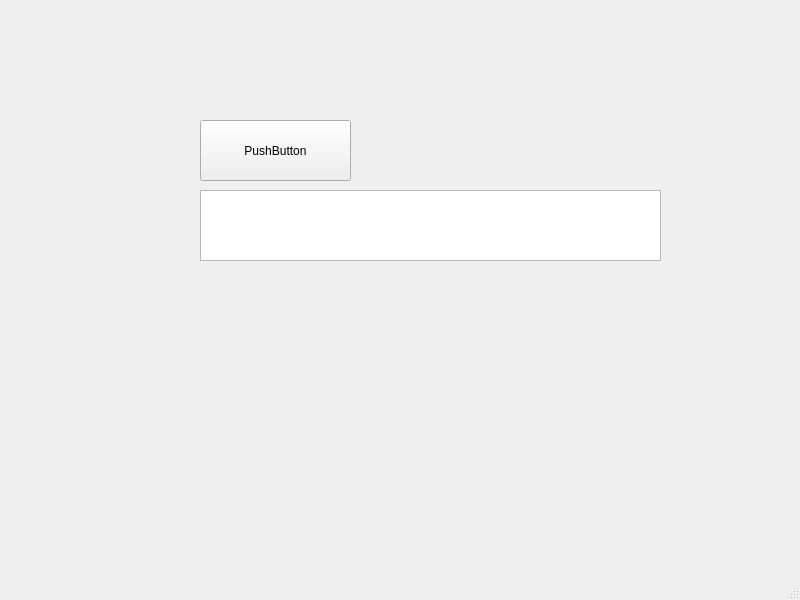
Pfannex/CMC-104_Mapper, file Qt_GUI/frm_main.ui: the form before one commit.
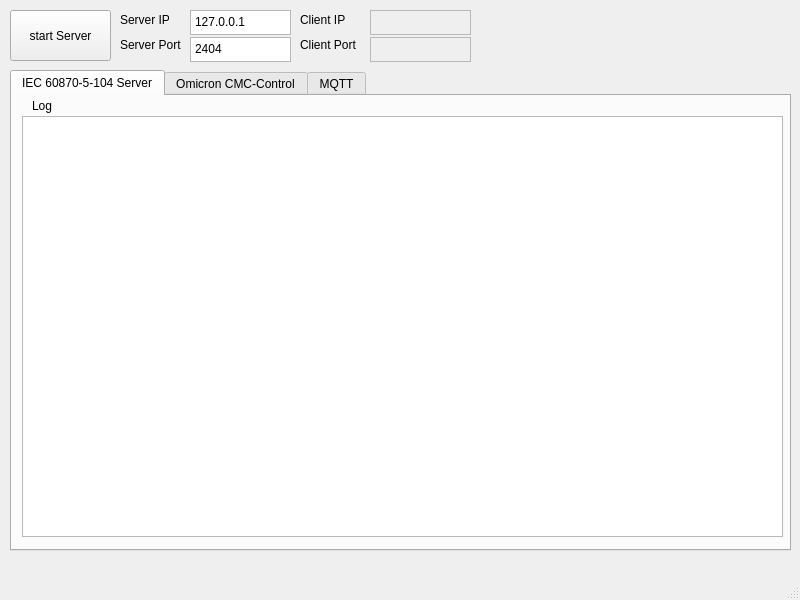
The form after the commit. Icons and pictures are not drawn.

Commit message: Server with GUI working

```diff
--- a/Qt_GUI/frm_main.ui
+++ b/Qt_GUI/frm_main.ui
@@ -17,25 +17,230 @@
    <widget class="QPushButton" name="bu_firstButton">
     <property name="geometry">
      <rect>
-      <x>200</x>
-      <y>120</y>
-      <width>151</width>
-      <height>61</height>
+      <x>10</x>
+      <y>10</y>
+      <width>101</width>
+      <height>51</height>
      </rect>
     </property>
     <property name="text">
-     <string>PushButton</string>
+     <string>start Server</string>
     </property>
    </widget>
-   <widget class="QPlainTextEdit" name="tb_test">
+   <widget class="QTextEdit" name="tb_server_ip">
     <property name="geometry">
      <rect>
-      <x>200</x>
-      <y>190</y>
-      <width>461</width>
-      <height>71</height>
+      <x>190</x>
+      <y>10</y>
+      <width>101</width>
+      <height>25</height>
      </rect>
     </property>
+    <property name="inputMethodHints">
+     <set>Qt::ImhNone</set>
+    </property>
+    <property name="verticalScrollBarPolicy">
+     <enum>Qt::ScrollBarAlwaysOff</enum>
+    </property>
+    <property name="horizontalScrollBarPolicy">
+     <enum>Qt::ScrollBarAlwaysOff</enum>
+    </property>
+    <property name="html">
+     <string>&lt;!DOCTYPE HTML PUBLIC &quot;-//W3C//DTD HTML 4.0//EN&quot; &quot;http://www.w3.org/TR/REC-html40/strict.dtd&quot;&gt;
+&lt;html&gt;&lt;head&gt;&lt;meta name=&quot;qrichtext&quot; content=&quot;1&quot; /&gt;&lt;meta charset=&quot;utf-8&quot; /&gt;&lt;style type=&quot;text/css&quot;&gt;
+p, li { white-space: pre-wrap; }
+&lt;/style&gt;&lt;/head&gt;&lt;body style=&quot; font-family:'Segoe UI'; font-size:9pt; font-weight:400; font-style:normal;&quot;&gt;
+&lt;p style=&quot; margin-top:0px; margin-bottom:0px; margin-left:0px; margin-right:0px; -qt-block-indent:0; text-indent:0px;&quot;&gt;127.0.0.1&lt;/p&gt;&lt;/body&gt;&lt;/html&gt;</string>
+    </property>
+   </widget>
+   <widget class="QLabel" name="lbl_server_ip">
+    <property name="geometry">
+     <rect>
+      <x>120</x>
+      <y>12</y>
+      <width>49</width>
+      <height>16</height>
+     </rect>
+    </property>
+    <property name="text">
+     <string>Server IP</string>
+    </property>
+   </widget>
+   <widget class="QTextEdit" name="tb_server_port">
+    <property name="geometry">
+     <rect>
+      <x>190</x>
+      <y>37</y>
+      <width>101</width>
+      <height>25</height>
+     </rect>
+    </property>
+    <property name="inputMethodHints">
+     <set>Qt::ImhNone</set>
+    </property>
+    <property name="verticalScrollBarPolicy">
+     <enum>Qt::ScrollBarAlwaysOff</enum>
+    </property>
+    <property name="horizontalScrollBarPolicy">
+     <enum>Qt::ScrollBarAlwaysOff</enum>
+    </property>
+    <property name="html">
+     <string>&lt;!DOCTYPE HTML PUBLIC &quot;-//W3C//DTD HTML 4.0//EN&quot; &quot;http://www.w3.org/TR/REC-html40/strict.dtd&quot;&gt;
+&lt;html&gt;&lt;head&gt;&lt;meta name=&quot;qrichtext&quot; content=&quot;1&quot; /&gt;&lt;meta charset=&quot;utf-8&quot; /&gt;&lt;style type=&quot;text/css&quot;&gt;
+p, li { white-space: pre-wrap; }
+&lt;/style&gt;&lt;/head&gt;&lt;body style=&quot; font-family:'Segoe UI'; font-size:9pt; font-weight:400; font-style:normal;&quot;&gt;
+&lt;p style=&quot; margin-top:0px; margin-bottom:0px; margin-left:0px; margin-right:0px; -qt-block-indent:0; text-indent:0px;&quot;&gt;2404&lt;/p&gt;&lt;/body&gt;&lt;/html&gt;</string>
+    </property>
+   </widget>
+   <widget class="QLabel" name="lbl_server_port">
+    <property name="geometry">
+     <rect>
+      <x>120</x>
+      <y>37</y>
+      <width>71</width>
+      <height>16</height>
+     </rect>
+    </property>
+    <property name="text">
+     <string>Server Port</string>
+    </property>
+   </widget>
+   <widget class="QLabel" name="lbl_client_ip">
+    <property name="geometry">
+     <rect>
+      <x>300</x>
+      <y>12</y>
+      <width>49</width>
+      <height>16</height>
+     </rect>
+    </property>
+    <property name="text">
+     <string>Client IP</string>
+    </property>
+   </widget>
+   <widget class="QTextEdit" name="tb_client_ip">
+    <property name="enabled">
+     <bool>false</bool>
+    </property>
+    <property name="geometry">
+     <rect>
+      <x>370</x>
+      <y>10</y>
+      <width>101</width>
+      <height>25</height>
+     </rect>
+    </property>
+    <property name="inputMethodHints">
+     <set>Qt::ImhNone</set>
+    </property>
+    <property name="verticalScrollBarPolicy">
+     <enum>Qt::ScrollBarAlwaysOff</enum>
+    </property>
+    <property name="horizontalScrollBarPolicy">
+     <enum>Qt::ScrollBarAlwaysOff</enum>
+    </property>
+    <property name="html">
+     <string>&lt;!DOCTYPE HTML PUBLIC &quot;-//W3C//DTD HTML 4.0//EN&quot; &quot;http://www.w3.org/TR/REC-html40/strict.dtd&quot;&gt;
+&lt;html&gt;&lt;head&gt;&lt;meta name=&quot;qrichtext&quot; content=&quot;1&quot; /&gt;&lt;meta charset=&quot;utf-8&quot; /&gt;&lt;style type=&quot;text/css&quot;&gt;
+p, li { white-space: pre-wrap; }
+&lt;/style&gt;&lt;/head&gt;&lt;body style=&quot; font-family:'Segoe UI'; font-size:9pt; font-weight:400; font-style:normal;&quot;&gt;
+&lt;p style=&quot;-qt-paragraph-type:empty; margin-top:0px; margin-bottom:0px; margin-left:0px; margin-right:0px; -qt-block-indent:0; text-indent:0px;&quot;&gt;&lt;br /&gt;&lt;/p&gt;
+&lt;p style=&quot;-qt-paragraph-type:empty; margin-top:0px; margin-bottom:0px; margin-left:0px; margin-right:0px; -qt-block-indent:0; text-indent:0px;&quot;&gt;&lt;br /&gt;&lt;/p&gt;&lt;/body&gt;&lt;/html&gt;</string>
+    </property>
+   </widget>
+   <widget class="QTextEdit" name="tb_client_port">
+    <property name="enabled">
+     <bool>false</bool>
+    </property>
+    <property name="geometry">
+     <rect>
+      <x>370</x>
+      <y>37</y>
+      <width>101</width>
+      <height>25</height>
+     </rect>
+    </property>
+    <property name="inputMethodHints">
+     <set>Qt::ImhNone</set>
+    </property>
+    <property name="verticalScrollBarPolicy">
+     <enum>Qt::ScrollBarAlwaysOff</enum>
+    </property>
+    <property name="horizontalScrollBarPolicy">
+     <enum>Qt::ScrollBarAlwaysOff</enum>
+    </property>
+    <property name="html">
+     <string>&lt;!DOCTYPE HTML PUBLIC &quot;-//W3C//DTD HTML 4.0//EN&quot; &quot;http://www.w3.org/TR/REC-html40/strict.dtd&quot;&gt;
+&lt;html&gt;&lt;head&gt;&lt;meta name=&quot;qrichtext&quot; content=&quot;1&quot; /&gt;&lt;meta charset=&quot;utf-8&quot; /&gt;&lt;style type=&quot;text/css&quot;&gt;
+p, li { white-space: pre-wrap; }
+&lt;/style&gt;&lt;/head&gt;&lt;body style=&quot; font-family:'Segoe UI'; font-size:9pt; font-weight:400; font-style:normal;&quot;&gt;
+&lt;p style=&quot;-qt-paragraph-type:empty; margin-top:0px; margin-bottom:0px; margin-left:0px; margin-right:0px; -qt-block-indent:0; text-indent:0px;&quot;&gt;&lt;br /&gt;&lt;/p&gt;
+&lt;p style=&quot;-qt-paragraph-type:empty; margin-top:0px; margin-bottom:0px; margin-left:0px; margin-right:0px; -qt-block-indent:0; text-indent:0px;&quot;&gt;&lt;br /&gt;&lt;/p&gt;&lt;/body&gt;&lt;/html&gt;</string>
+    </property>
+   </widget>
+   <widget class="QLabel" name="lbl_client_port">
+    <property name="geometry">
+     <rect>
+      <x>300</x>
+      <y>37</y>
+      <width>71</width>
+      <height>16</height>
+     </rect>
+    </property>
+    <property name="text">
+     <string>Client Port</string>
+    </property>
+   </widget>
+   <widget class="QTabWidget" name="tabWidget">
+    <property name="geometry">
+     <rect>
+      <x>10</x>
+      <y>70</y>
+      <width>781</width>
+      <height>481</height>
+     </rect>
+    </property>
+    <property name="currentIndex">
+     <number>0</number>
+    </property>
+    <widget class="QWidget" name="tab_104">
+     <attribute name="title">
+      <string>IEC 60870-5-104 Server</string>
+     </attribute>
+     <widget class="QTextBrowser" name="mf_RxLog">
+      <property name="geometry">
+       <rect>
+        <x>10</x>
+        <y>20</y>
+        <width>761</width>
+        <height>421</height>
+       </rect>
+      </property>
+     </widget>
+     <widget class="QLabel" name="lbl_server_log">
+      <property name="geometry">
+       <rect>
+        <x>20</x>
+        <y>2</y>
+        <width>121</width>
+        <height>16</height>
+       </rect>
+      </property>
+      <property name="text">
+       <string>Log</string>
+      </property>
+     </widget>
+    </widget>
+    <widget class="QWidget" name="tab_cmc">
+     <attribute name="title">
+      <string>Omicron CMC-Control</string>
+     </attribute>
+    </widget>
+    <widget class="QWidget" name="tab_mqtt">
+     <attribute name="title">
+      <string>MQTT</string>
+     </attribute>
+    </widget>
    </widget>
   </widget>
   <widget class="QMenuBar" name="menubar">
```
Left out of the diff: 6 changed lines with no effect on the pictures. The commit also changes 3 other files.
